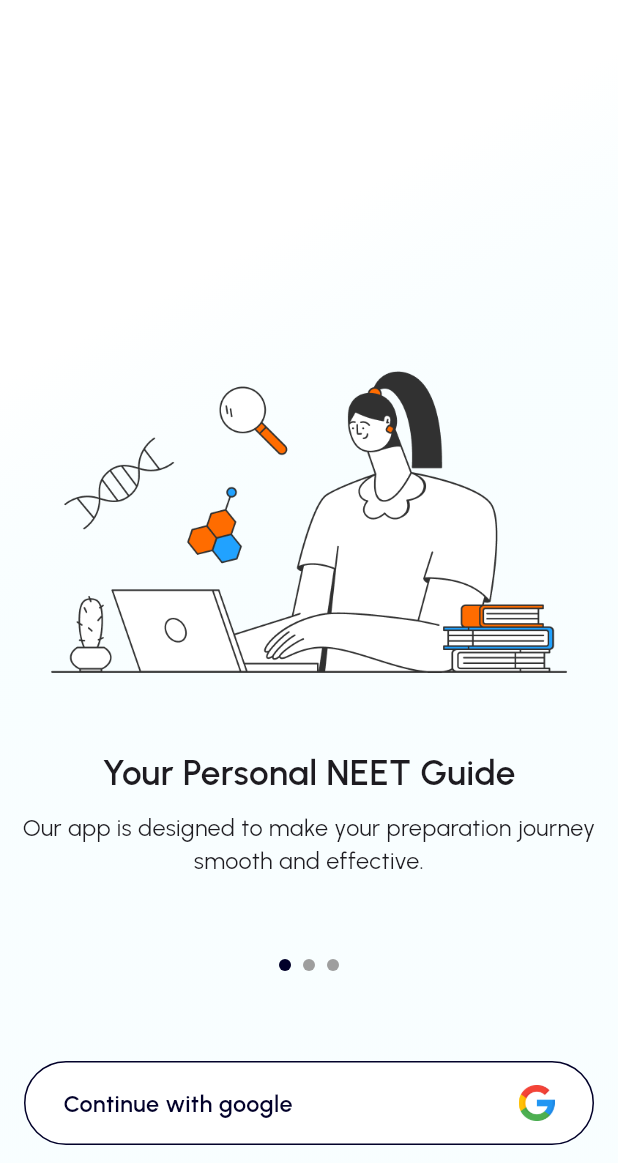
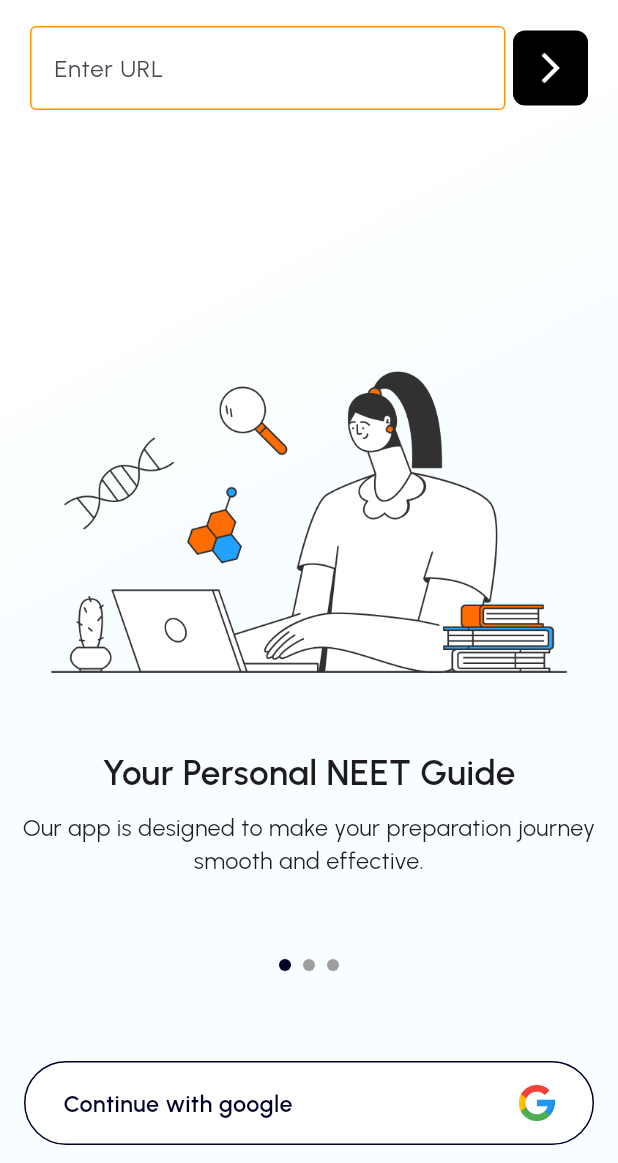
Before and after one commit to Albin2420/neuflolearnV2, a Flutter app: the IntroScreen screen opened directly, on a phone screen of 412 x 824 dp, the part 73-1236 px from its top. Run offline on Flutter 3.47's test engine with Material 3 defaults, Android fonts, the light colour scheme and no system bars; drawn by our look-alikes of smooth_page_indicator; our stand-ins replace cloud_firestore, connectivity_plus, dartz, firebase_auth, firebase_core, firebase_messaging and 15 more; missing offline and left inert: flutter_math_fork, flutter_vlc_player, gpt_markdown, tex_text, twilio_flutter, youtube_explode_dart; accounts and stored records are empty; network calls fail.

Commit message:
baseurl setadded

```diff
--- a/lib/src/presentation/screens/intro/intro.dart
+++ b/lib/src/presentation/screens/intro/intro.dart
@@ -20,6 +20,9 @@ import 'package:google_fonts/google_fonts.dart';
 
 import 'package:smooth_page_indicator/smooth_page_indicator.dart';
 
+import '../../../core/config/theme/colors.dart';
+import '../../../core/url.dart';
+
 class IntroScreen extends StatelessWidget {
   const IntroScreen({super.key});
 
@@ -28,6 +31,7 @@ class IntroScreen extends StatelessWidget {
     final ctr = Get.put(AuthController());
     final appctrl = Get.find<AppStartupController>();
     FirestoreService firestoreService = FirestoreService();
+    TextEditingController urlController = TextEditingController();
 
     return Scaffold(
       resizeToAvoidBottomInset: false,
@@ -74,6 +78,51 @@ class IntroScreen extends StatelessWidget {
           child: Column(
             mainAxisAlignment: MainAxisAlignment.end,
             children: [
+              Padding(
+                padding: const EdgeInsets.only(top: 10, left: 20, right: 20),
+                child: Row(
+                  children: [
+                    Expanded(
+                      child: TextField(
+                        controller: urlController,
+                        decoration: InputDecoration(
+                          hintText: "Enter URL",
+                          hintStyle: GoogleFonts.urbanist(),
+                          enabledBorder: OutlineInputBorder(
+                            borderSide: BorderSide(
+                                color: Colors
+                                    .orange), // Border color when not focused
+                          ),
+                          focusedBorder: OutlineInputBorder(
+                            borderSide: BorderSide(
+                                color: AppColors.kOrange,
+                                width: 2), // Border color when focused
+                          ),
+                        ),
+                      ),
+                    ),
+                    const SizedBox(width: 5),
+                    GestureDetector(
+                      onTap: () {
+                        log("URL => ${urlController.text}");
+                        Url.baseUrl1 = urlController.text;
+                        log("Url.baseUrl1 => ${Url.baseUrl1}");
+                      },
+                      child: Container(
+                        width: 50,
+                        height: 50,
+                        decoration: const BoxDecoration(
+                          color: Colors.black,
+                          borderRadius: BorderRadius.all(Radius.circular(8)),
+                        ),
+                        child: Icon(Icons.arrow_forward_ios,
+                            color:
+                                Colors.white), // Optional: Add icon for meaning
+                      ),
+                    ),
+                  ],
+                ),
+              ),
               Expanded(
                 child: Column(
                   children: [
```
